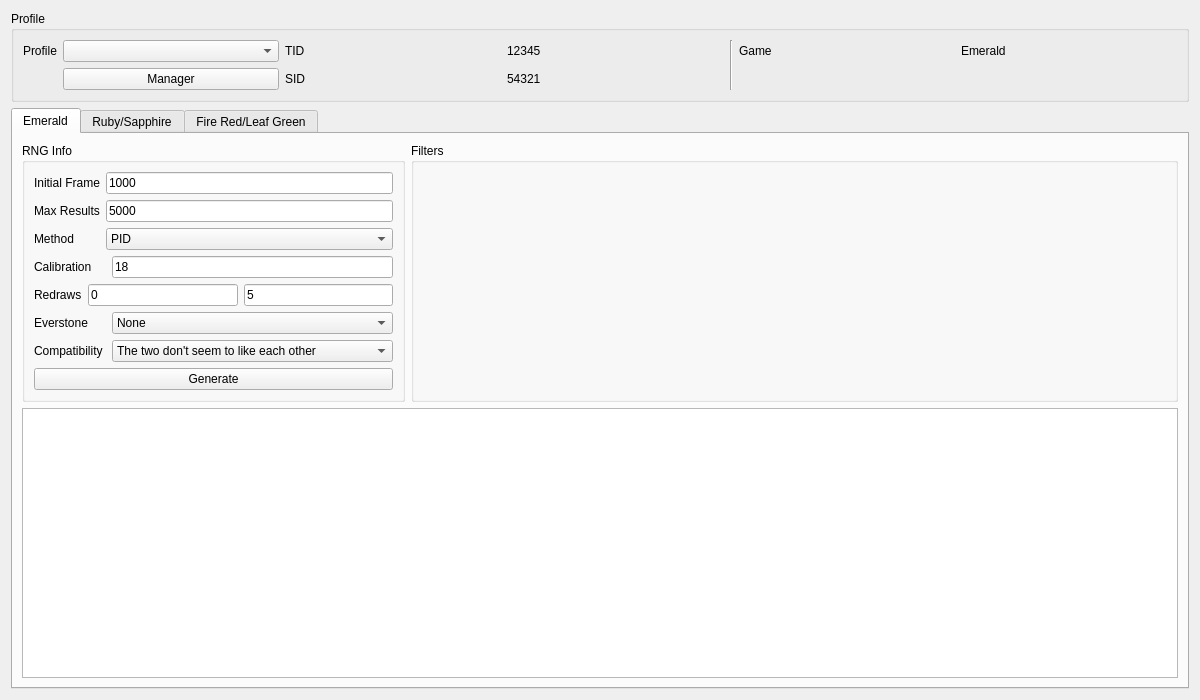
Old version of the form Forms/Gen3/Eggs3.ui in the repository Admiral-Fish/PokeFinder.
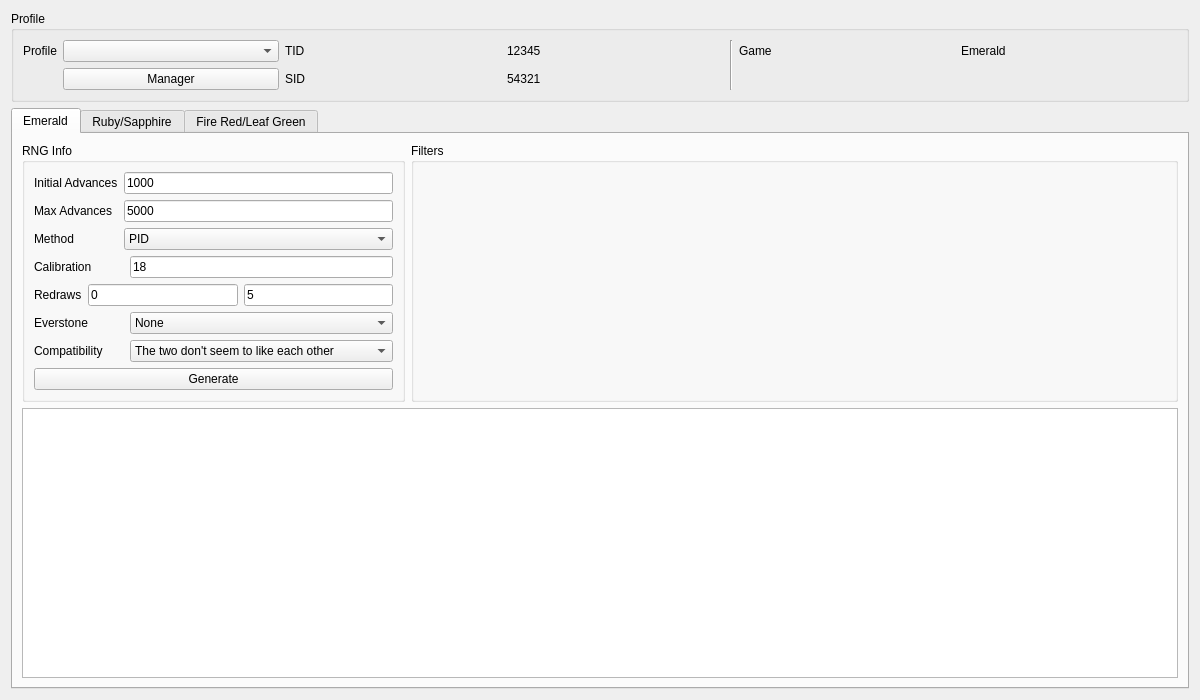
New version of the form. Custom widgets are drawn as their Qt base class.

Commit message: Rename frame to advance, and start from advance 0 (closes #108) (#113)

Patch:
```diff
--- a/Forms/Gen3/Eggs3.ui
+++ b/Forms/Gen3/Eggs3.ui
@@ -249,7 +249,7 @@
              </sizepolicy>
             </property>
             <property name="text">
-             <string>Initial Frame</string>
+             <string>Initial Advances</string>
             </property>
            </widget>
           </item>
@@ -275,7 +275,7 @@
              </sizepolicy>
             </property>
             <property name="text">
-             <string>Max Results</string>
+             <string>Max Advances</string>
             </property>
            </widget>
           </item>
```
Left out of the diff: 60 changed lines with no effect on the pictures. The commit also changes 271 other files.
